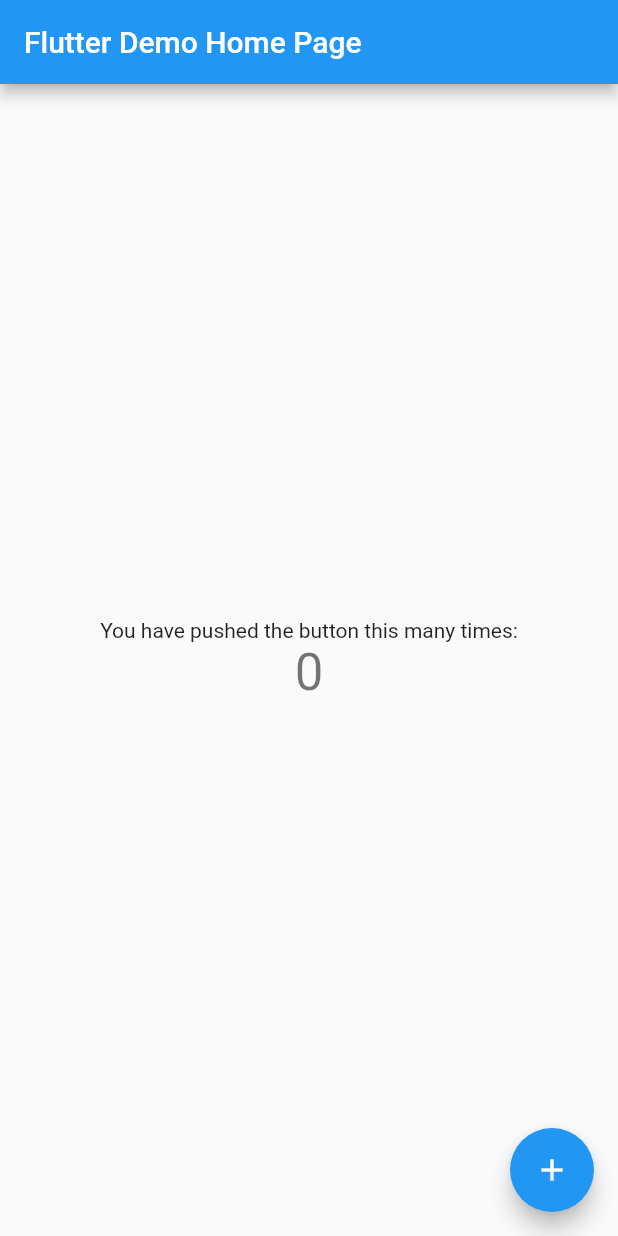
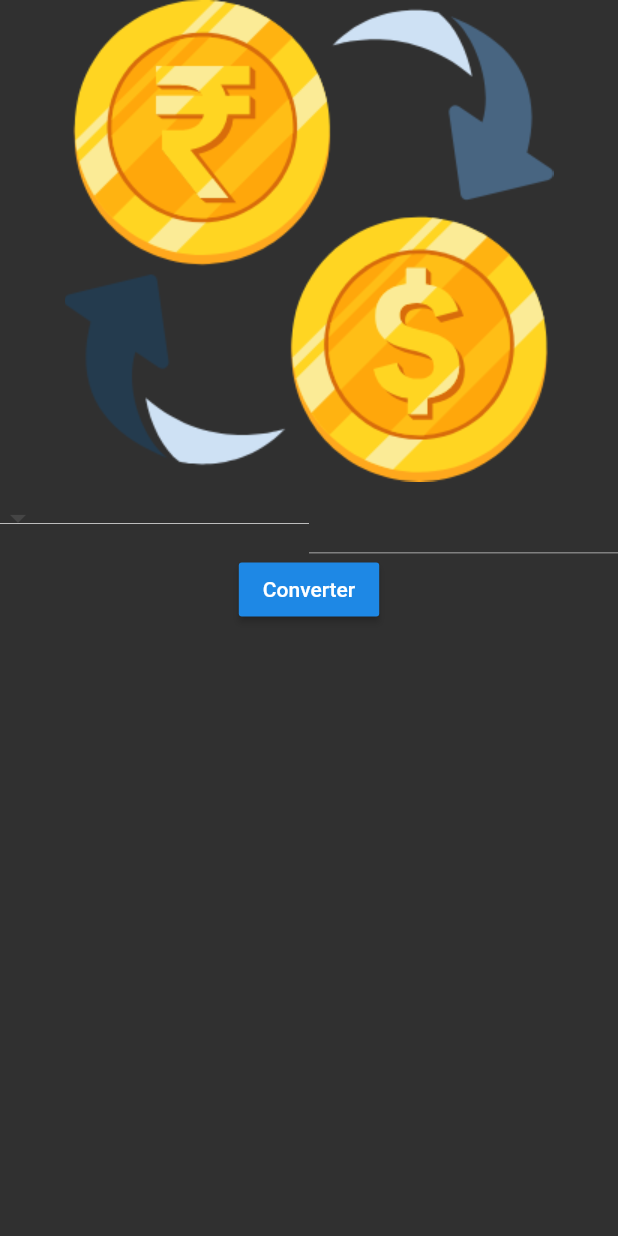
Before and after one commit to oapmartins/conversor-moedas, a Flutter app: the screen it shows after launch, on a phone screen of 412 x 824 dp. Run offline on Flutter 3.47's test engine with Material 2 defaults, Android fonts, the phone set to English and light mode, and no system bars.

Commit message:
Trabalhando com MVC, começando a fazer a camada de Models e Viewes

```diff
--- /dev/null
+++ b/lib/app/viewes/home_view.dart
@@ -0,0 +1,34 @@
+import 'package:flutter/material.dart';
+
+class HomeView extends StatelessWidget {
+  const HomeView({Key? key}) : super(key: key);
+
+  @override
+  Widget build(BuildContext context) {
+    return Scaffold(
+      body: SizedBox(
+        width: MediaQuery.of(context).size.width,
+        height: MediaQuery.of(context).size.height,
+        child: Column(
+          children: [
+            Image.asset('assets/images/logo.png'),
+            SizedBox(
+              width: MediaQuery.of(context).size.width,
+              child: Row(
+                children: [
+                  Expanded(child: DropdownButton(items: [])),
+                  Expanded(
+                    child: TextField(
+                      decoration: InputDecoration(),
+                    ),
+                  ),
+                ],
+              ),
+            ),
+            RaisedButton(onPressed: () {}, child: Text('Converter'))
+          ],
+        ),
+      ),
+    );
+  }
+}
--- a/lib/main.dart
+++ b/lib/main.dart
@@ -1,113 +1,17 @@
 import 'package:flutter/material.dart';
 
-void main() {
-  runApp(MyApp());
+import 'app/viewes/home_view.dart';
+
+main() {
+  runApp(AppWidth());
 }
 
-class MyApp extends StatelessWidget {
-  // This widget is the root of your application.
+class AppWidth extends StatelessWidget {
   @override
   Widget build(BuildContext context) {
     return MaterialApp(
-      title: 'Flutter Demo',
-      theme: ThemeData(
-        // This is the theme of your application.
-        //
-        // Try running your application with "flutter run". You'll see the
-        // application has a blue toolbar. Then, without quitting the app, try
-        // changing the primarySwatch below to Colors.green and then invoke
-        // "hot reload" (press "r" in the console where you ran "flutter run",
-        // or simply save your changes to "hot reload" in a Flutter IDE).
-        // Notice that the counter didn't reset back to zero; the application
-        // is not restarted.
-        primarySwatch: Colors.blue,
-      ),
-      home: MyHomePage(title: 'Flutter Demo Home Page'),
+      theme: ThemeData.dark(),
+      home: HomeView(),
     );
   }
 }
-
-class MyHomePage extends StatefulWidget {
-  MyHomePage({Key? key, required this.title}) : super(key: key);
-
-  // This widget is the home page of your application. It is stateful, meaning
-  // that it has a State object (defined below) that contains fields that affect
-  // how it looks.
-
-  // This class is the configuration for the state. It holds the values (in this
-  // case the title) provided by the parent (in this case the App widget) and
-  // used by the build method of the State. Fields in a Widget subclass are
-  // always marked "final".
-
-  final String title;
-
-  @override
-  _MyHomePageState createState() => _MyHomePageState();
-}
-
-class _MyHomePageState extends State<MyHomePage> {
-  int _counter = 0;
-
-  void _incrementCounter() {
-    setState(() {
-      // This call to setState tells the Flutter framework that something has
-      // changed in this State, which causes it to rerun the build method below
-      // so that the display can reflect the updated values. If we changed
-      // _counter without calling setState(), then the build method would not be
-      // called again, and so nothing would appear to happen.
-      _counter++;
-    });
-  }
-
-  @override
-  Widget build(BuildContext context) {
-    // This method is rerun every time setState is called, for instance as done
-    // by the _incrementCounter method above.
-    //
-    // The Flutter framework has been optimized to make rerunning build methods
-    // fast, so that you can just rebuild anything that needs updating rather
-    // than having to individually change instances of widgets.
-    return Scaffold(
-      appBar: AppBar(
-        // Here we take the value from the MyHomePage object that was created by
-        // the App.build method, and use it to set our appbar title.
-        title: Text(widget.title),
-      ),
-      body: Center(
-        // Center is a layout widget. It takes a single child and positions it
-        // in the middle of the parent.
-        child: Column(
-          // Column is also a layout widget. It takes a list of children and
-          // arranges them vertically. By default, it sizes itself to fit its
-          // children horizontally, and tries to be as tall as its parent.
-          //
-          // Invoke "debug painting" (press "p" in the console, choose the
-          // "Toggle Debug Paint" action from the Flutter Inspector in Android
-          // Studio, or the "Toggle Debug Paint" command in Visual Studio Code)
-          // to see the wireframe for each widget.
-          //
-          // Column has various properties to control how it sizes itself and
-          // how it positions its children. Here we use mainAxisAlignment to
-          // center the children vertically; the main axis here is the vertical
-          // axis because Columns are vertical (the cross axis would be
-          // horizontal).
-          mainAxisAlignment: MainAxisAlignment.center,
-          children: <Widget>[
-            Text(
-              'You have pushed the button this many times:',
-            ),
-            Text(
-              '$_counter',
-              style: Theme.of(context).textTheme.headline4,
-            ),
-          ],
-        ),
-      ),
-      floatingActionButton: FloatingActionButton(
-        onPressed: _incrementCounter,
-        tooltip: 'Increment',
-        child: Icon(Icons.add),
-      ), // This trailing comma makes auto-formatting nicer for build methods.
-    );
-  }
-}
--- a/pubspec.yaml
+++ b/pubspec.yaml
@@ -45,8 +45,8 @@ flutter:
   uses-material-design: true
 
   # To add assets to your application, add an assets section, like this:
-  # assets:
-  #   - images/a_dot_burr.jpeg
+  assets:
+    - assets/images/logo.png
   #   - images/a_dot_ham.jpeg
 
   # An image asset can refer to one or more resolution-specific "variants", see
```
Also changed, not shown: lib/app/models/currency_model.dart (added, +26 -0 lines), assets/images/logo.png (added).
